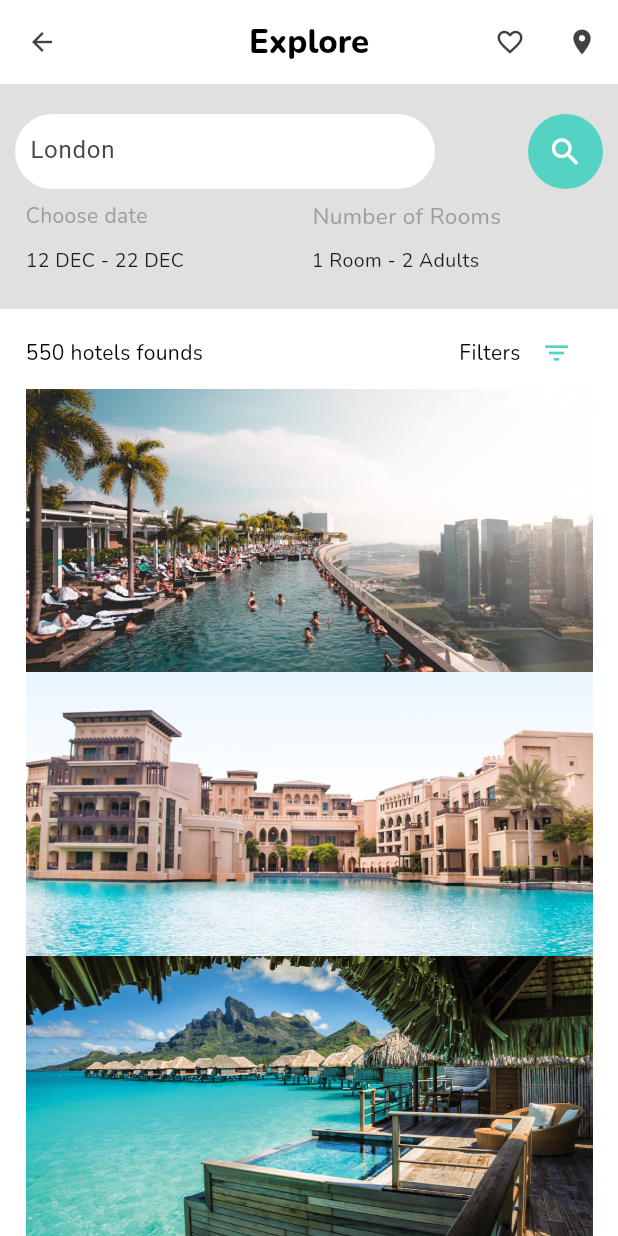
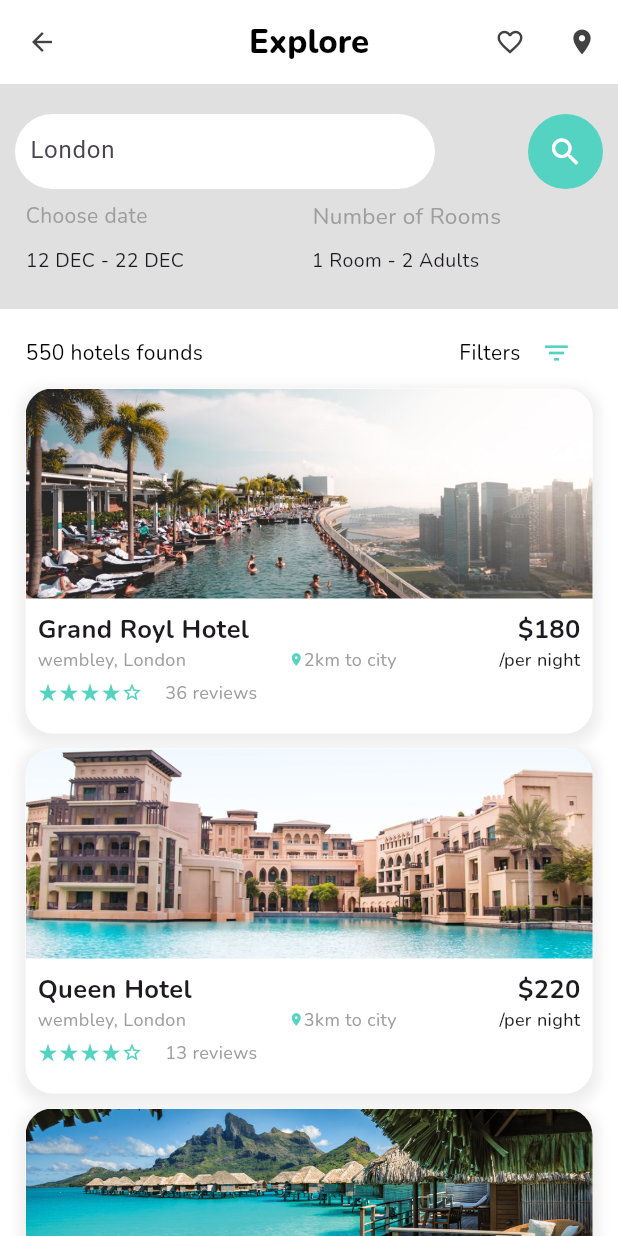
Before and after one commit to marc-wilfried/hotels_reservation_project, a Flutter app: the screen it shows after launch, on a phone screen of 412 x 824 dp. Run offline on Flutter 3.47's test engine with Material 3 defaults, Android fonts, the phone set to English and light mode, and no system bars; our stand-ins replace google_fonts.

Commit message:
views hotels terminé

```diff
--- a/lib/main.dart
+++ b/lib/main.dart
@@ -257,11 +257,144 @@ class _ViewHotelsSectionState extends State<ViewHotelsSection> {
           Column(
             children: listHotels.map((hotel) {
                 return Container(
-                  //child: Text(hotel['title']),
-                  child: Image.asset(hotel['picture']),
+                  margin: EdgeInsets.only(bottom: 10),
+                  height: 230,
+                  width: double.infinity,
+                  decoration: BoxDecoration(
+                    boxShadow: [
+                      BoxShadow(
+                        color: Colors.grey.shade200,
+                        spreadRadius: 4,
+                        blurRadius: 6,
+                        offset: Offset(0, 3),
+                      ),
+                    ],
+                    borderRadius:  BorderRadius.all(
+                      Radius.circular(18),
+                    ),
+                    color: Colors.white,
+                  ),
+                  child: Column(
+                    children: [
+                      Container(
+                        height: 140,
+                        decoration: BoxDecoration(
+                          borderRadius: BorderRadius.only(
+                            topLeft: Radius.circular(18),
+                            topRight: Radius.circular(18),
+                          ),
+                          image: DecorationImage(
+                            image: AssetImage(
+                              hotel['picture'],
+                            ),
+                            fit: BoxFit.cover,
+                          ),
+                        ),
+                      ),
+                      Padding(
+                        padding: EdgeInsets.all(8),
+                        child: Column(
+                          children: [
+                            Row(
+                            mainAxisAlignment: MainAxisAlignment.spaceBetween,
+                            children: [
+                              Text(
+                                hotel['title'],
+                                style: GoogleFonts.nunito(
+                                  fontSize : 17,
+                                  fontWeight : FontWeight.bold,
+                                ),
+                              ),
+                              Text(
+                                "\$${hotel['price']}",
+                                style: GoogleFonts.nunito(
+                                  fontSize : 17,
+                                  fontWeight : FontWeight.bold,
+                                ),
+                              ),
+                            ]
+                          ),
+                          Row(
+                            mainAxisAlignment: MainAxisAlignment.spaceBetween,
+                            children: [
+                              Text(
+                                hotel['place'],
+                                style: GoogleFonts.nunito(
+                                  fontSize : 12,
+                                  color: Colors.grey,
+                                ),
+                              ),
+                              Row(
+                                children: [
+                                  Icon(
+                                    Icons.place,
+                                    size: 10,
+                                    color: dGreen,
+                                  ),
+                                  Text(
+                                  '${hotel['distance']}km to city',
+                                  style: GoogleFonts.nunito(
+                                    fontSize : 12,
+                                    color: Colors.grey,
+                                  ),
+                              ),
+                                ],
+                              ),
+                              Text(
+                                "/per night",
+                                style: GoogleFonts.nunito(
+                                  fontSize : 12,
+                                  fontWeight : FontWeight.w500,
+                                ),
+                              ),
+                            ],
+                          ),
+                          SizedBox(height: 5,),
+                          Row(
+                            children: [
+                              Icon(
+                                Icons.star_rate,
+                                color: dGreen,
+                                size: 14.0,
+                              ),
+                              Icon(
+                                Icons.star_rate,
+                                color: dGreen,
+                                size: 14.0,
+                              ),
+                              Icon(
+                                Icons.star_rate,
+                                color: dGreen,
+                                size: 14.0,
+                              ),
+                              Icon(
+                                Icons.star_rate,
+                                color: dGreen,
+                                size: 14.0,
+                              ),
+                              Icon(
+                                Icons.star_border,
+                                color: dGreen,
+                                size: 14.0,
+                              ),
+                              SizedBox(width: 15,),
+                              Text(
+                                '${hotel['review']} reviews',
+                                style: GoogleFonts.nunito(
+                                  fontSize : 12,
+                                  color: Colors.grey,
+                                ),
+                              ),
+                          ],
+                          ),
+                        ],
+                        ),
+                      ),
+                    ],
+                  ),
                 );
             }).toList(),
-),
+          ),
         ],
       ),
       );
```
